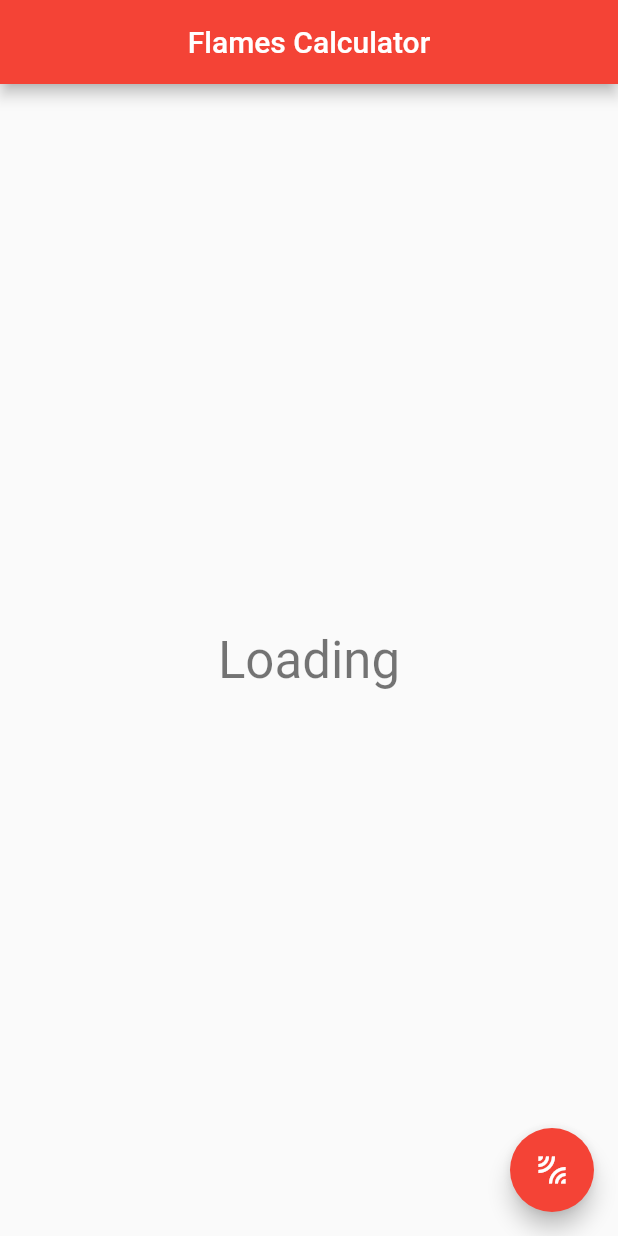
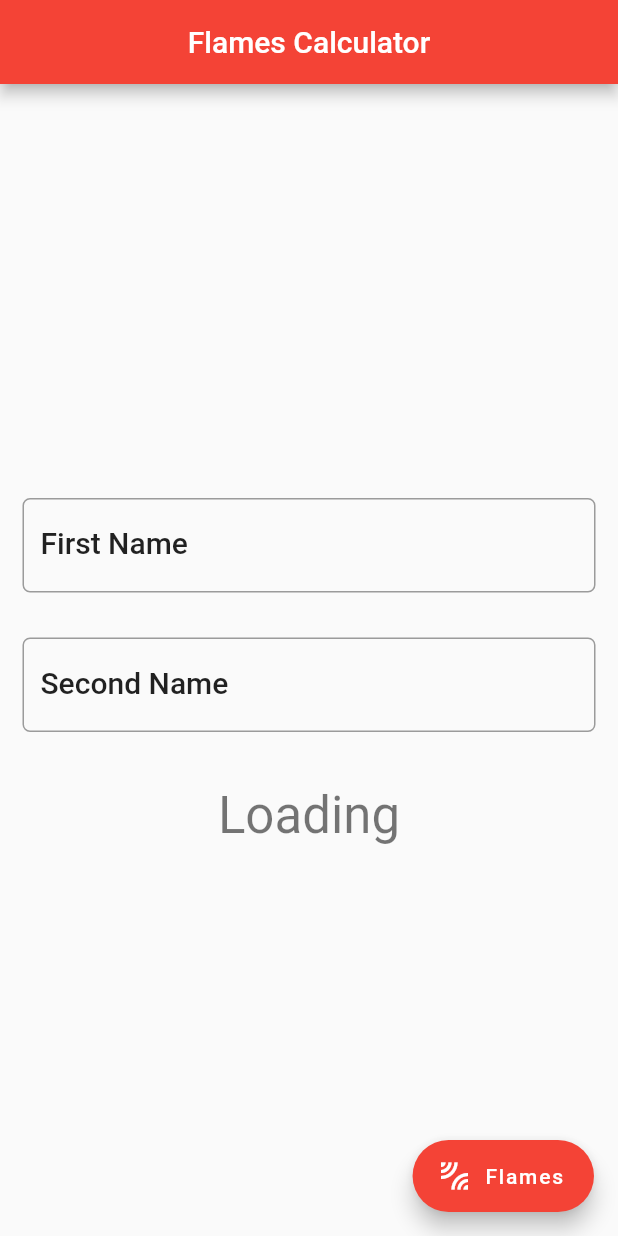
Before and after one commit to trueshail/flames, a Flutter app: the screen it shows after launch, on a phone screen of 412 x 824 dp. Run offline on Flutter 3.47's test engine with Material 2 defaults, Android fonts, the phone set to English and light mode, and no system bars.

Commit message:
added text boxes

```diff
--- a/lib/falmes.dart
+++ b/lib/falmes.dart
@@ -1,8 +1,10 @@
 class Flames {
+  final String firstName;
+  final String secondName;
+
+  Flames(this.firstName, this.secondName);
+
   getflames() {
-
-    String firstName = 'Shail';
-    String secondName = 'Riya';
     int count = flamesCount(firstName, secondName);
     String result = flamesResult(count);
     String flames = flamesMatch(result);
--- a/lib/main.dart
+++ b/lib/main.dart
@@ -30,8 +30,14 @@ class MyHomePage extends StatefulWidget {
 class _MyHomePageState extends State<MyHomePage> {
   String flamesValue = 'Loading';
 
+  FocusNode secondnameFocusNode;
+
+  TextEditingController firstnameController = TextEditingController();
+  TextEditingController secondnameController = TextEditingController();
+
   @override
   Widget build(BuildContext context) {
+    TextStyle textStyle = Theme.of(context).textTheme.title;
     return Scaffold(
       appBar: AppBar(
         title: Center(child: Text(widget.title)),
@@ -40,6 +46,39 @@ class _MyHomePageState extends State<MyHomePage> {
         child: Column(
           mainAxisAlignment: MainAxisAlignment.center,
           children: <Widget>[
+            Padding(
+              padding: EdgeInsets.all(15.0),
+              child: TextField(
+                keyboardType: TextInputType.text,
+                textInputAction: TextInputAction.next,
+                controller: firstnameController,
+                style: textStyle,
+                onEditingComplete: () =>
+                    FocusScope.of(context).requestFocus(secondnameFocusNode),
+                decoration: InputDecoration(
+                    labelText: 'First Name',
+                    labelStyle: textStyle,
+                    border: OutlineInputBorder(
+                        borderRadius: BorderRadius.circular(5.0))),
+              ),
+            ),
+            Padding(
+              padding: EdgeInsets.all(15.0),
+              child: TextField(
+                keyboardType: TextInputType.text,
+                textInputAction: TextInputAction.done,
+                controller: secondnameController,
+                style: textStyle,
+                decoration: InputDecoration(
+                    labelText: 'Second Name',
+                    labelStyle: textStyle,
+                    border: OutlineInputBorder(
+                        borderRadius: BorderRadius.circular(5.0))),
+              ),
+            ),
+            SizedBox(
+              height: 20,
+            ),
             Text(
               '$flamesValue',
               style: Theme.of(context).textTheme.display1,
@@ -47,13 +86,15 @@ class _MyHomePageState extends State<MyHomePage> {
           ],
         ),
       ),
-      floatingActionButton: FloatingActionButton(
+      floatingActionButton: FloatingActionButton.extended(
+        label: Text('Flames'),
         onPressed: () {
-          Flames flames = new Flames();
+          Flames flames =
+              new Flames(firstnameController.text, secondnameController.text);
           flamesValue = flames.getflames();
           setState(() {});
         },
-        child: Icon(Icons.leak_add),
+        icon: Icon(Icons.leak_add),
       ), // This trailing comma makes auto-formatting nicer for build methods.
     );
   }
```
Also changed, not shown: 1 other file.
